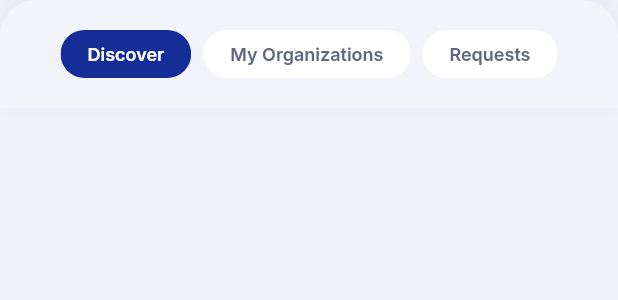
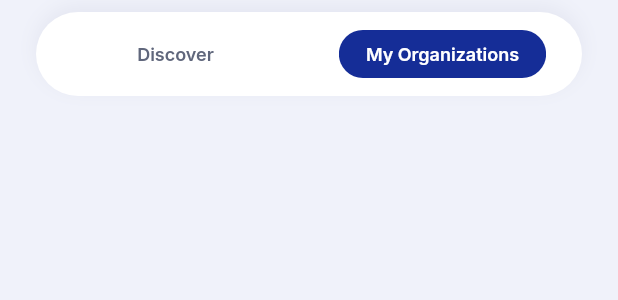
Before and after one commit to kyylelpz/OrgLink, a Flutter app: the OrganizationNavigation widget shown alone on an empty page, opened directly, on a phone screen of 412 x 824 dp. Shown: the top 300 px of the screen. Run offline on Flutter 3.47's test engine with Material 3 defaults, Android fonts, the phone set to English and light mode, and no system bars; our stand-ins replace cloud_firestore, firebase_auth, firebase_core, go_router, google_sign_in, image_picker and 1 more; missing offline and left inert: mobile_scanner; accounts and stored records are empty.

Commit message:
Add membership filters to organization hub
Consolidate membership requests into the My Organizations screen with All, Active, and Pending filters. Update organization navigation to a two-item pill layout.

```diff
--- a/lib/app/router.dart
+++ b/lib/app/router.dart
@@ -261,7 +261,7 @@ GoRouter _createTimedRouter(AuthViewModel auth, SplashGate gate) => GoRouter(
             GoRoute(
               path: AppRoutes.membershipRequests,
               builder: (_, _) =>
-                  const MyOrganizationsScreen(requestsOnly: true),
+                  const MyOrganizationsScreen(),
             ),
             GoRoute(
               path: '/organizations/:organizationId',
--- a/lib/features/organizations/presentation/widgets/organization_widgets.dart
+++ b/lib/features/organizations/presentation/widgets/organization_widgets.dart
@@ -211,39 +211,44 @@ class OrganizationNavigation extends StatelessWidget {
   @override
   Widget build(BuildContext context) => SafeArea(
     top: false,
+    child: Padding(
+      // This padding allows the mist background to show around the white pill
+      padding: const EdgeInsets.symmetric(
+        horizontal: AppSpacing.xl,
+        vertical: AppSpacing.sm,
+      ),
       child: Container(
         width: double.infinity,
-      padding: const EdgeInsets.symmetric(vertical: AppSpacing.md),
+        padding: const EdgeInsets.all(4), // Inner padding for the chips
         decoration: BoxDecoration(
-        color: const Color(0xFFF3F4F9),
-        borderRadius: const BorderRadius.vertical(
-          top: Radius.circular(24), // Rounded top corners
-        ),
+          color: AppColors.white,
+          borderRadius: BorderRadius.circular(100), // Pill shape
           boxShadow: [
             BoxShadow(
-            color: AppColors.brandMidnight.withValues(
-              alpha: 0.05,
-            ), // Subtle shadow to lift it up
+              color: AppColors.brandMidnight.withValues(alpha: 0.05),
               blurRadius: 10,
               offset: const Offset(0, -4),
             ),
           ],
         ),
-      child: Wrap(
-        alignment: WrapAlignment.center,
-        spacing: AppSpacing.sm,
+        child: Row(
           children: [
-          for (final entry in [
-            ('Discover', AppRoutes.organizations),
-            ('My Organizations', AppRoutes.myOrganizations),
-            ('Requests', AppRoutes.membershipRequests),
-          ].indexed)
-            AppFilterChip(
-              label: entry.$2.$1,
-              selected: index == entry.$1,
-              onSelected: (_) => context.go(entry.$2.$2),
+            Expanded(
+              child: AppFilterChip(
+                label: 'Discover',
+                selected: index == 0,
+                onSelected: (_) => context.go(AppRoutes.organizations),
+              ),
+            ),
+            Expanded(
+              child: AppFilterChip(
+                label: 'My Organizations',
+                selected: index == 1,
+                onSelected: (_) => context.go(AppRoutes.myOrganizations),
+              ),
             ),
           ],
+        ),
       ),
     ),
   );
```
Also changed, not shown: lib/features/organizations/presentation/screens/my_organizations_screen.dart (+137 -65 lines). Lines whose indentation alone changed are shown as unchanged.
